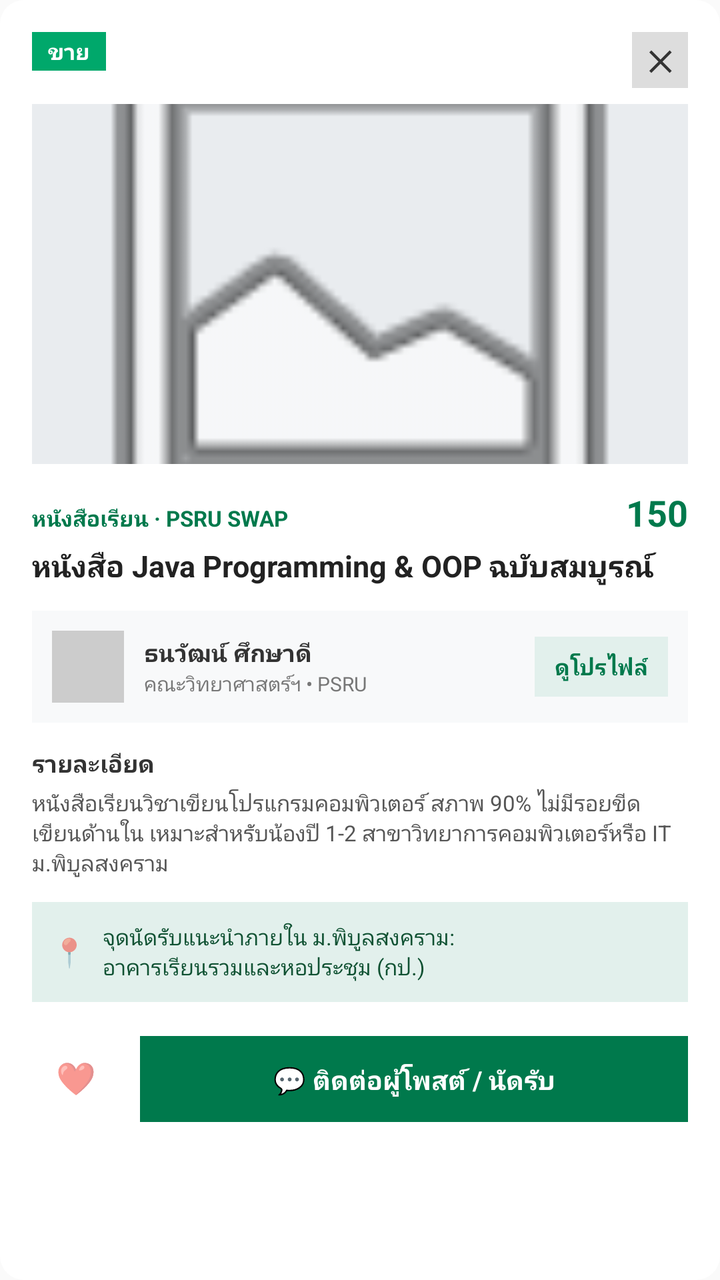
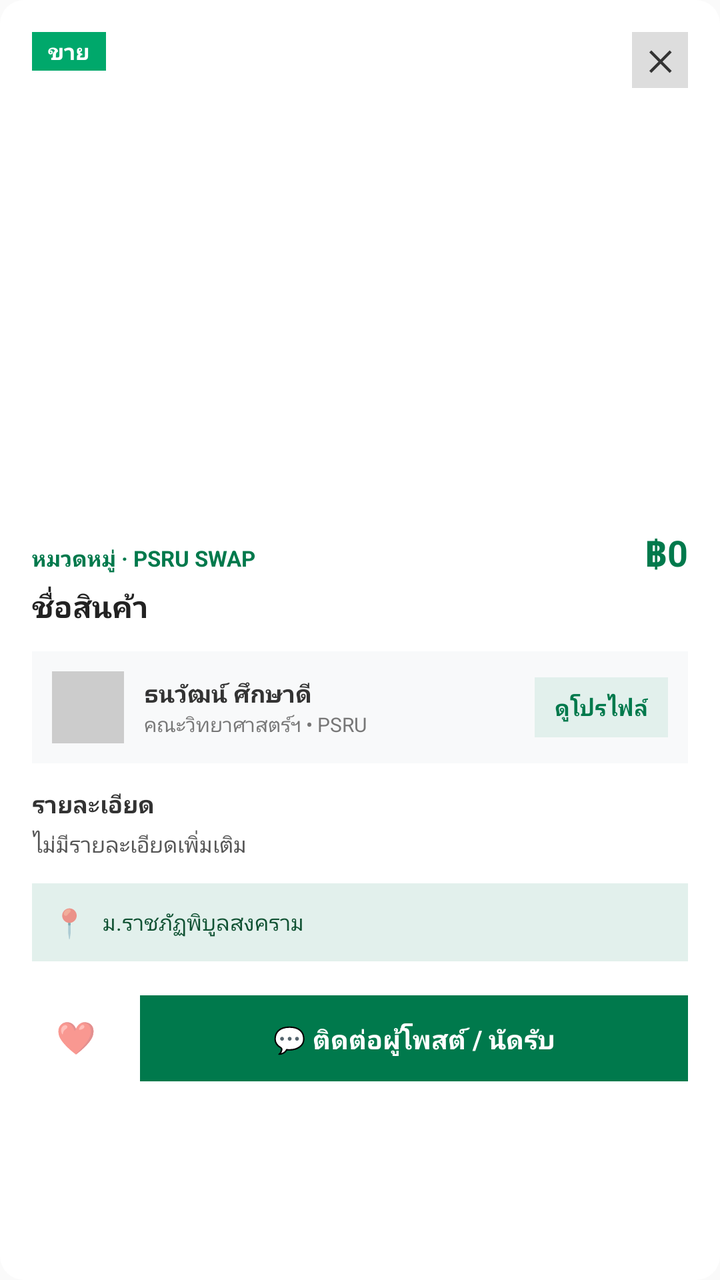

Screens rendered from an Android XML layout before and after an edit, with the pre-edit source and the edit as a unified diff.
<!-- AndroidManifest.xml: application theme Theme.AppCompat.Light.NoActionBar -->
<!-- res/layout/dialog_product_detail.xml -->
<?xml version="1.0" encoding="utf-8"?>
<LinearLayout xmlns:android="http://schemas.android.com/apk/res/android"
    android:layout_width="match_parent"
    android:layout_height="wrap_content"
    android:layout_marginHorizontal="16dp"
    android:background="@drawable/bg_rounded_card"
    android:orientation="vertical"
    android:padding="16dp">

    
    <RelativeLayout
        android:layout_width="match_parent"
        android:layout_height="wrap_content"
        android:layout_marginBottom="8dp">

        <TextView
            android:layout_width="wrap_content"
            android:layout_height="wrap_content"
            android:background="#00A86B"
            android:paddingHorizontal="8dp"
            android:paddingVertical="2dp"
            android:text="ขาย"
            android:textColor="#FFFFFF"
            android:textSize="11sp"
            android:textStyle="bold" />

        <TextView
            android:id="@+id/btnClose"
            android:layout_width="28dp"
            android:layout_height="28dp"
            android:layout_alignParentEnd="true"
            android:background="#DDDDDD"
            android:gravity="center"
            android:text="✕"
            android:textColor="#333333"
            android:textSize="14sp"
            android:textStyle="bold" />
    </RelativeLayout>

    
    <ImageView
        android:layout_width="match_parent"
        android:layout_height="180dp"
        android:layout_marginBottom="12dp"
        android:background="#E9ECEF"
        android:scaleType="centerCrop"
        android:src="@android:drawable/ic_menu_gallery" />

    
    <LinearLayout
        android:layout_width="match_parent"
        android:layout_height="wrap_content"
        android:layout_marginBottom="4dp"
        android:orientation="horizontal">

        <TextView
            android:layout_width="0dp"
            android:layout_height="wrap_content"
            android:layout_weight="1"
            android:text="หนังสือเรียน · PSRU SWAP"
            android:textColor="#00794C"
            android:textSize="11sp"
            android:textStyle="bold" />

        <TextView
            android:layout_width="wrap_content"
            android:layout_height="wrap_content"
            android:text="150"
            android:textColor="#00794C"
            android:textSize="18sp"
            android:textStyle="bold" />
    </LinearLayout>

    
    <TextView
        android:layout_width="match_parent"
        android:layout_height="wrap_content"
        android:layout_marginBottom="12dp"
        android:text="หนังสือ Java Programming &amp; OOP ฉบับสมบูรณ์"
        android:textColor="#222222"
        android:textSize="15sp"
        android:textStyle="bold" />

    
    <LinearLayout
        android:layout_width="match_parent"
        android:layout_height="wrap_content"
        android:layout_marginBottom="12dp"
        android:background="#F8F9FA"
        android:gravity="center_vertical"
        android:padding="10dp">

        <View
            android:layout_width="36dp"
            android:layout_height="36dp"
            android:layout_marginRight="10dp"
            android:background="#CCCCCC" />

        <LinearLayout
            android:layout_width="0dp"
            android:layout_height="wrap_content"
            android:layout_weight="1"
            android:orientation="vertical">

            <TextView
                android:layout_width="wrap_content"
                android:layout_height="wrap_content"
                android:text="ธนวัฒน์ ศึกษาดี"
                android:textColor="#333333"
                android:textSize="12sp"
                android:textStyle="bold" />

            <TextView
                android:layout_width="wrap_content"
                android:layout_height="wrap_content"
                android:text="คณะวิทยาศาสตร์ฯ • PSRU"
                android:textColor="#777777"
                android:textSize="10sp" />
        </LinearLayout>

        <TextView
            android:layout_width="wrap_content"
            android:layout_height="30dp"
            android:background="#E2F0EC"
            android:gravity="center"
            android:paddingHorizontal="10dp"
            android:text="ดูโปรไฟล์"
            android:textColor="#00794C"
            android:textSize="11sp"
            android:textStyle="bold" />
    </LinearLayout>

    
    <TextView
        android:layout_width="wrap_content"
        android:layout_height="wrap_content"
        android:layout_marginBottom="4dp"
        android:text="รายละเอียด"
        android:textColor="#333333"
        android:textSize="12sp"
        android:textStyle="bold" />

    <TextView
        android:layout_width="match_parent"
        android:layout_height="wrap_content"
        android:layout_marginBottom="12dp"
        android:text="หนังสือเรียนวิชาเขียนโปรแกรมคอมพิวเตอร์ สภาพ 90% ไม่มีรอยขีดเขียนด้านใน เหมาะสำหรับน้องปี 1-2 สาขาวิทยาการคอมพิวเตอร์หรือ IT ม.พิบูลสงคราม"
        android:textColor="#555555"
        android:textSize="11sp" />

    
    <LinearLayout
        android:layout_width="match_parent"
        android:layout_height="wrap_content"
        android:layout_marginBottom="16dp"
        android:background="#E2F0EC"
        android:gravity="center_vertical"
        android:padding="10dp">

        <TextView
            android:layout_width="wrap_content"
            android:layout_height="wrap_content"
            android:layout_marginRight="8dp"
            android:text="📍"
            android:textSize="14sp" />

        <TextView
            android:layout_width="match_parent"
            android:layout_height="wrap_content"
            android:text="จุดนัดรับแนะนำภายใน ม.พิบูลสงคราม:\nอาคารเรียนรวมและหอประชุม (กป.)"
            android:textColor="#0F5132"
            android:textSize="11sp" />
    </LinearLayout>

    
    <LinearLayout
        android:layout_width="match_parent"
        android:layout_height="wrap_content"
        android:orientation="horizontal">

        
        <TextView
            android:layout_width="44dp"
            android:layout_height="44dp"
            android:layout_marginRight="10dp"
            android:background="@drawable/bg_rounded_card"
            android:gravity="center"
            android:text="❤️"
            android:textSize="16sp" />

        
        <TextView
            android:layout_width="0dp"
            android:layout_height="44dp"
            android:layout_weight="1"
            android:background="#00794C"
            android:gravity="center"
            android:text="💬 ติดต่อผู้โพสต์ / นัดรับ"
            android:textColor="#FFFFFF"
            android:textSize="13sp"
            android:textStyle="bold" />
    </LinearLayout>

</LinearLayout>
<!-- resources referenced by this layout -->
<resources>
  <!-- drawable bg_rounded_card (drawable) -->
  <?xml version="1.0" encoding="utf-8"?>
  <shape xmlns:android="http://schemas.android.com/apk/res/android">
      <solid android:color="#FFFFFF" />
      <corners android:radius="12dp" />
  </shape>
</resources>

<!-- the commit's change to res/layout/dialog_product_detail.xml (unified diff, before → after) -->
@@ -2,7 +2,6 @@
 <LinearLayout xmlns:android="http://schemas.android.com/apk/res/android"
     android:layout_width="match_parent"
     android:layout_height="wrap_content"
-    android:layout_marginHorizontal="16dp"
     android:background="@drawable/bg_rounded_card"
     android:orientation="vertical"
     android:padding="16dp">
@@ -39,12 +38,12 @@
 
     
     <ImageView
-        android:layout_width="match_parent"
-        android:layout_height="180dp"
-        android:layout_marginBottom="12dp"
-        android:background="#E9ECEF"
-        android:scaleType="centerCrop"
-        android:src="@android:drawable/ic_menu_gallery" />
+        android:id="@+id/ivDetailProduct"
+        android:layout_width="match_parent"
+        android:layout_height="200dp"
+        android:layout_marginBottom="12dp"
+        android:background="#FFFFFF"
+        android:scaleType="centerInside" />
 
     
     <LinearLayout
@@ -54,18 +53,20 @@
         android:orientation="horizontal">
 
         <TextView
+            android:id="@+id/tvDetailCategory"
             android:layout_width="0dp"
             android:layout_height="wrap_content"
             android:layout_weight="1"
-            android:text="หนังสือเรียน · PSRU SWAP"
+            android:text="หมวดหมู่ · PSRU SWAP"
             android:textColor="#00794C"
             android:textSize="11sp"
             android:textStyle="bold" />
 
         <TextView
-            android:layout_width="wrap_content"
-            android:layout_height="wrap_content"
-            android:text="150"
+            android:id="@+id/tvDetailPrice"
+            android:layout_width="wrap_content"
+            android:layout_height="wrap_content"
+            android:text="฿0"
             android:textColor="#00794C"
             android:textSize="18sp"
             android:textStyle="bold" />
@@ -73,10 +74,11 @@
 
     
     <TextView
-        android:layout_width="match_parent"
-        android:layout_height="wrap_content"
-        android:layout_marginBottom="12dp"
-        android:text="หนังสือ Java Programming &amp; OOP ฉบับสมบูรณ์"
+        android:id="@+id/tvDetailName"
+        android:layout_width="match_parent"
+        android:layout_height="wrap_content"
+        android:layout_marginBottom="12dp"
+        android:text="ชื่อสินค้า"
         android:textColor="#222222"
         android:textSize="15sp"
         android:textStyle="bold" />
@@ -140,11 +142,13 @@
         android:textSize="12sp"
         android:textStyle="bold" />
 
+    
     <TextView
-        android:layout_width="match_parent"
-        android:layout_height="wrap_content"
-        android:layout_marginBottom="12dp"
-        android:text="หนังสือเรียนวิชาเขียนโปรแกรมคอมพิวเตอร์ สภาพ 90% ไม่มีรอยขีดเขียนด้านใน เหมาะสำหรับน้องปี 1-2 สาขาวิทยาการคอมพิวเตอร์หรือ IT ม.พิบูลสงคราม"
+        android:id="@+id/tvDetailDescription"
+        android:layout_width="match_parent"
+        android:layout_height="wrap_content"
+        android:layout_marginBottom="12dp"
+        android:text="ไม่มีรายละเอียดเพิ่มเติม"
         android:textColor="#555555"
         android:textSize="11sp" />
 
@@ -165,9 +169,10 @@
             android:textSize="14sp" />
 
         <TextView
+            android:id="@+id/tvDetailLocation"
             android:layout_width="match_parent"
             android:layout_height="wrap_content"
-            android:text="จุดนัดรับแนะนำภายใน ม.พิบูลสงคราม:\nอาคารเรียนรวมและหอประชุม (กป.)"
+            android:text="ม.ราชภัฏพิบูลสงคราม"
             android:textColor="#0F5132"
             android:textSize="11sp" />
     </LinearLayout>
